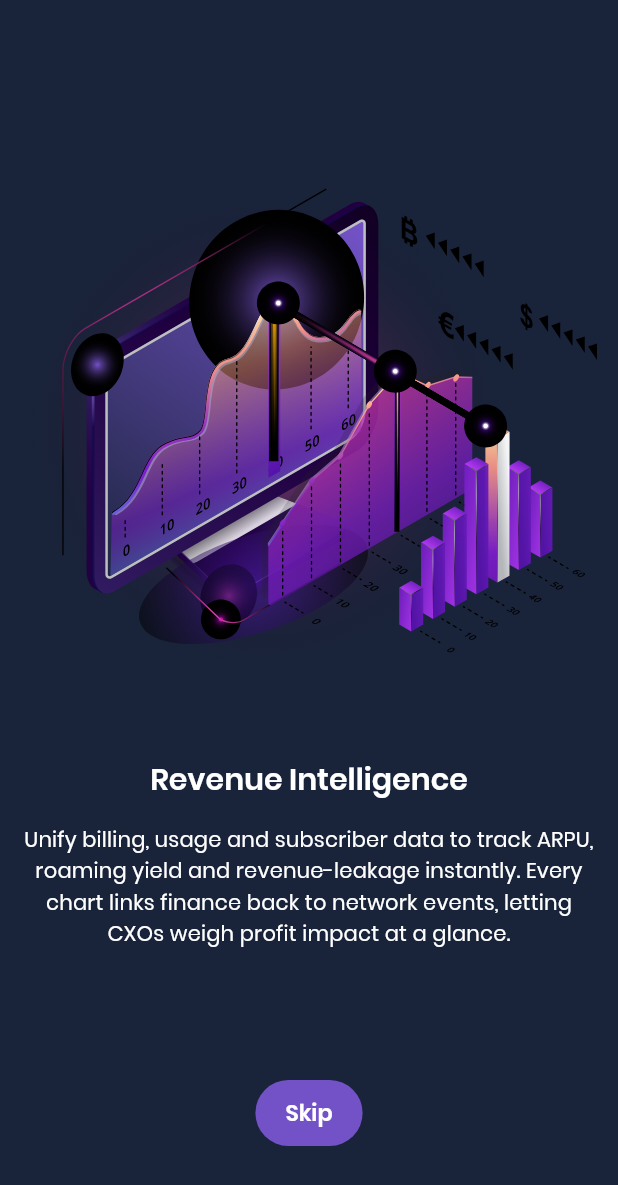
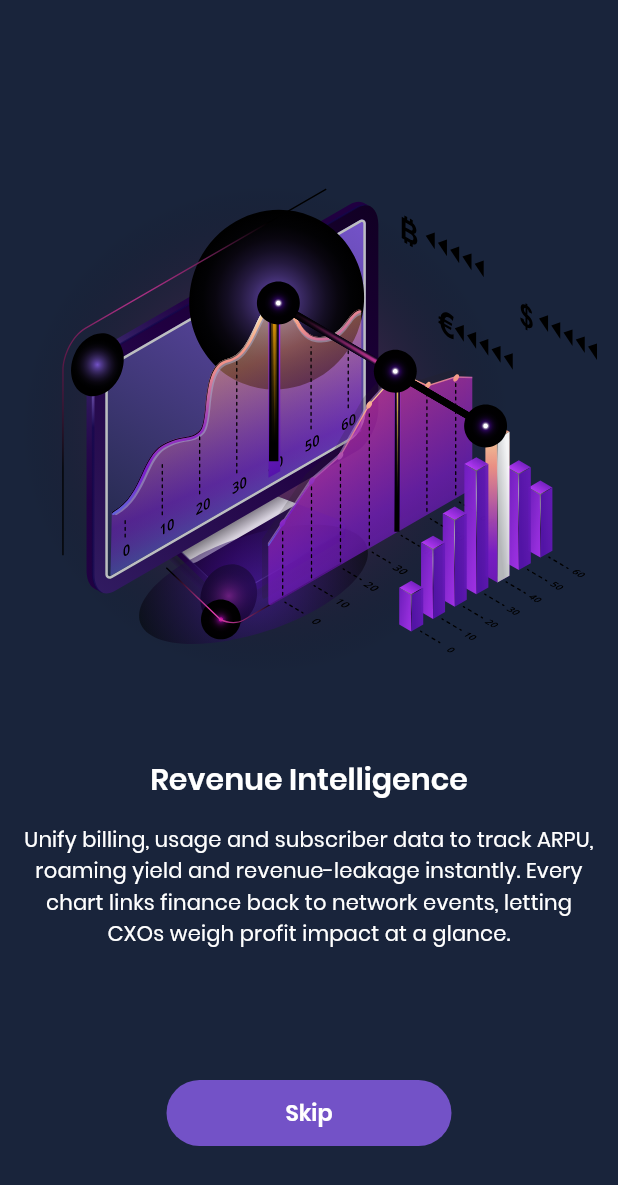
Before and after one commit to Sachin-Advait/omniview, a Flutter app: the screen it shows after launch, swiped to page 2, on a phone screen of 412 x 824 dp. Shown: the top 1185 px of the screen. Run offline on Flutter 3.47's test engine with Material 3 defaults, Android fonts, the phone set to English and light mode, and no system bars; our stand-ins replace dio, equatable, fl_chart, flutter_bloc, flutter_screenutil, flutter_svg and 4 more; accounts and stored records are empty.

Commit message:
Updated the initial page in nav bar.

```diff
--- a/lib/common/widgets/purple_button.dart
+++ b/lib/common/widgets/purple_button.dart
@@ -8,11 +8,13 @@ class PurpleButton extends StatelessWidget {
     required this.title,
     this.onPressed,
     this.isLoading = false,
+    this.width,
   });
 
   final String title;
   final void Function()? onPressed;
   final bool isLoading;
+  final double? width;
 
   @override
   Widget build(BuildContext context) {
@@ -25,6 +27,9 @@ class PurpleButton extends StatelessWidget {
         minimumSize: Size.zero, // Let parent (like SizedBox) control size
         tapTargetSize: MaterialTapTargetSize.shrinkWrap,
       ),
+      child: SizedBox(
+        width: width,
+        child: Center(
           child: isLoading
               ? SizedBox(
                   width: 25,
@@ -41,6 +46,8 @@ class PurpleButton extends StatelessWidget {
                     color: Colors.white,
                   ),
                 ),
+        ),
+      ),
     );
   }
 }
--- a/lib/modules/nav_bar/cubit/nav_bar_cubit.dart
+++ b/lib/modules/nav_bar/cubit/nav_bar_cubit.dart
@@ -2,7 +2,7 @@ import 'package:flutter/services.dart';
 import 'package:flutter_bloc/flutter_bloc.dart';
 
 class NavBarCubit extends Cubit<int> {
-  NavBarCubit() : super(0);
+  NavBarCubit() : super(2);
 
   void setIndex(int index) => emit(index);
 
--- a/lib/modules/nav_bar/page/components/ripple_navbar_item.dart
+++ b/lib/modules/nav_bar/page/components/ripple_navbar_item.dart
@@ -67,6 +67,10 @@ class RippleNavbarItemState extends State<RippleNavbarItem>
       ),
     );
 
+    WidgetsBinding.instance.addPostFrameCallback((_) {
+      _controller.forward(from: 0.0); // Trigger the animation automatically
+    });
+
     _controller.addStatusListener((status) {
       if (status == AnimationStatus.completed) {
         setState(() {
@@ -97,7 +101,7 @@ class RippleNavbarItemState extends State<RippleNavbarItem>
       behavior: HitTestBehavior.opaque,
       child: Center(
         child: SizedBox(
-          width: 70,
+          width: 65,
           height: double.infinity,
           child: Stack(
             alignment: widget.isSelected && widget.showDot
```
Also changed, not shown: lib/modules/login/components/otp_verify.dart (+6 -3 lines). Lines whose indentation alone changed are shown as unchanged.
